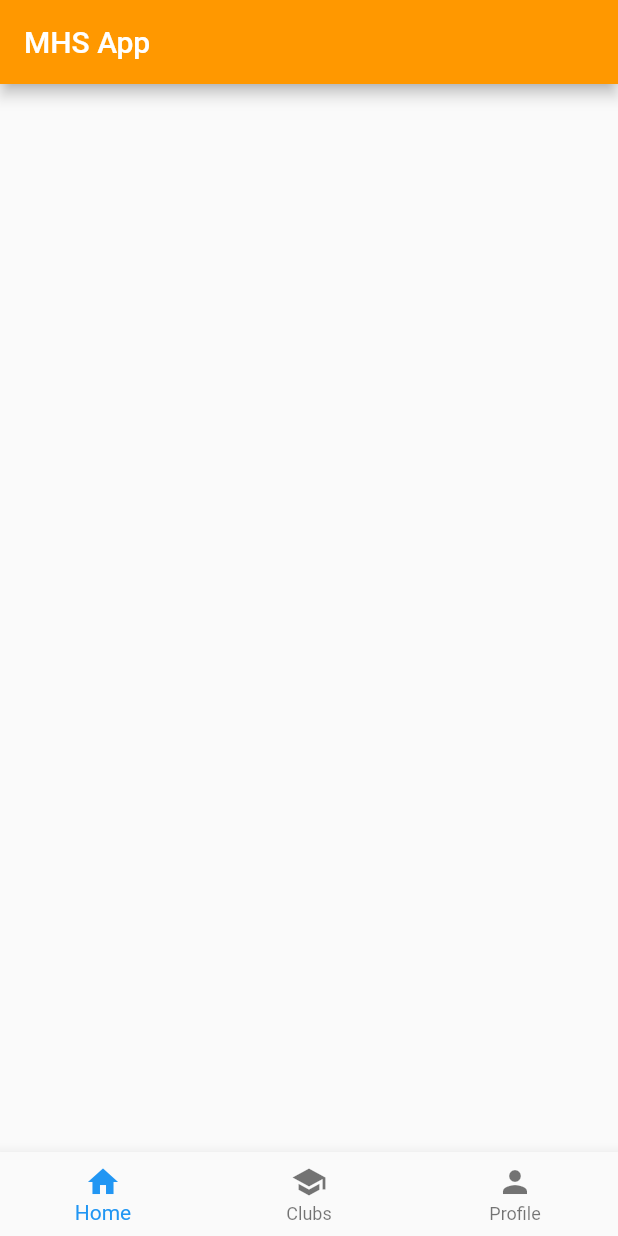
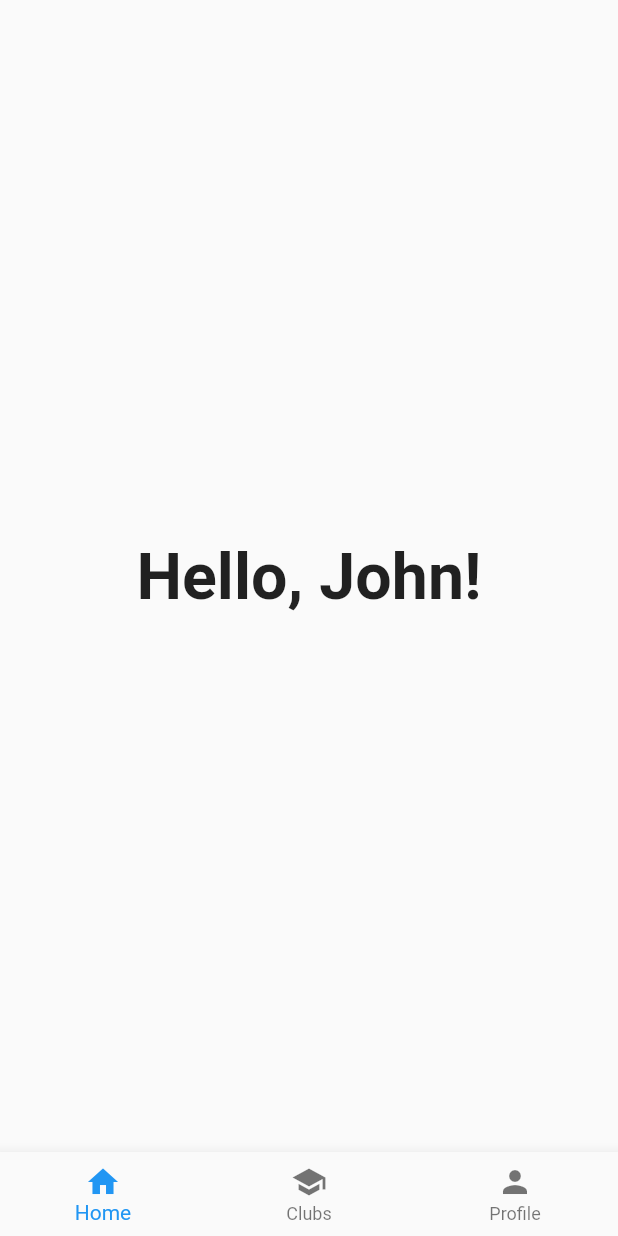
Before and after one commit to rfern565/MHS-App, a Flutter app: the screen it shows after launch, on a phone screen of 412 x 824 dp. Run offline on Flutter 3.47's test engine with Material 2 defaults, Android fonts, the light colour scheme and no system bars.

Commit message:
Add hello message

```diff
--- a/mhsapp/lib/main.dart
+++ b/mhsapp/lib/main.dart
@@ -6,15 +6,10 @@ void main() {
 
 class MyApp extends StatelessWidget {
   const MyApp({super.key});
-
   @override
   Widget build(BuildContext context) {
     return MaterialApp(
       home: Scaffold(
-  appBar: AppBar(
-    backgroundColor: Colors.orange,
-    title: const Text('MHS App'),
-  ),
   bottomNavigationBar: BottomNavigationBar(
     items: const <BottomNavigationBarItem>[
       BottomNavigationBarItem(
@@ -31,8 +26,11 @@ class MyApp extends StatelessWidget {
       ),
     ],
   ),
-  )
+    body: const Center(
+      child: Text('Hello, John!',
+      style: TextStyle(fontWeight: FontWeight.bold, fontSize: 43))
+      )
+      )
     );
   }
-
 }
```
